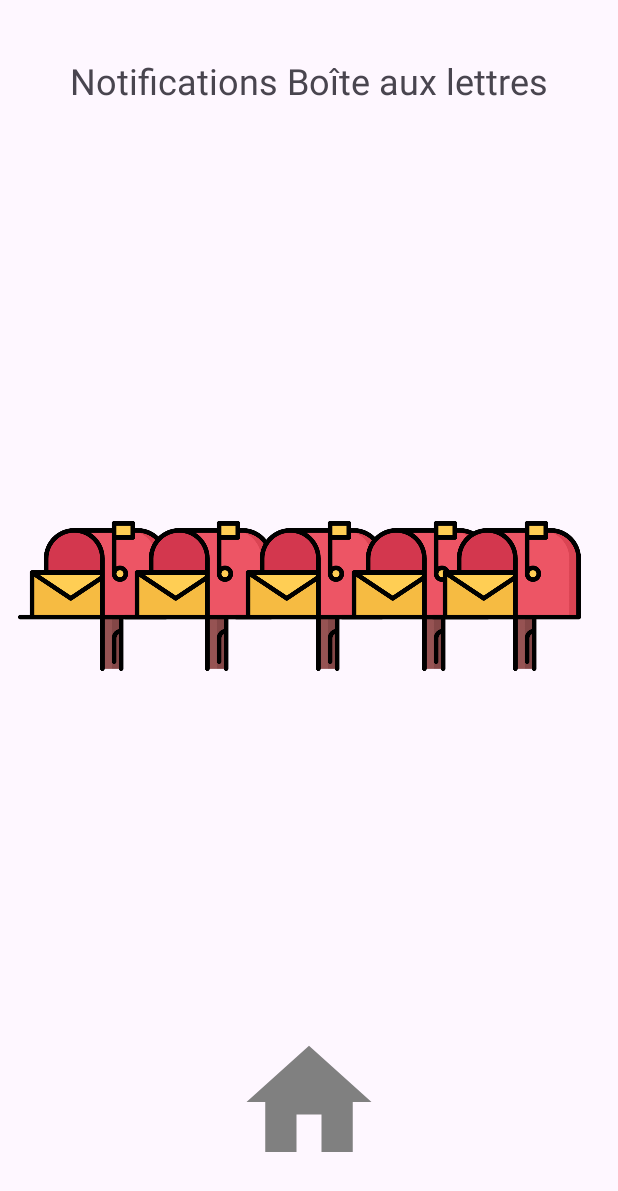
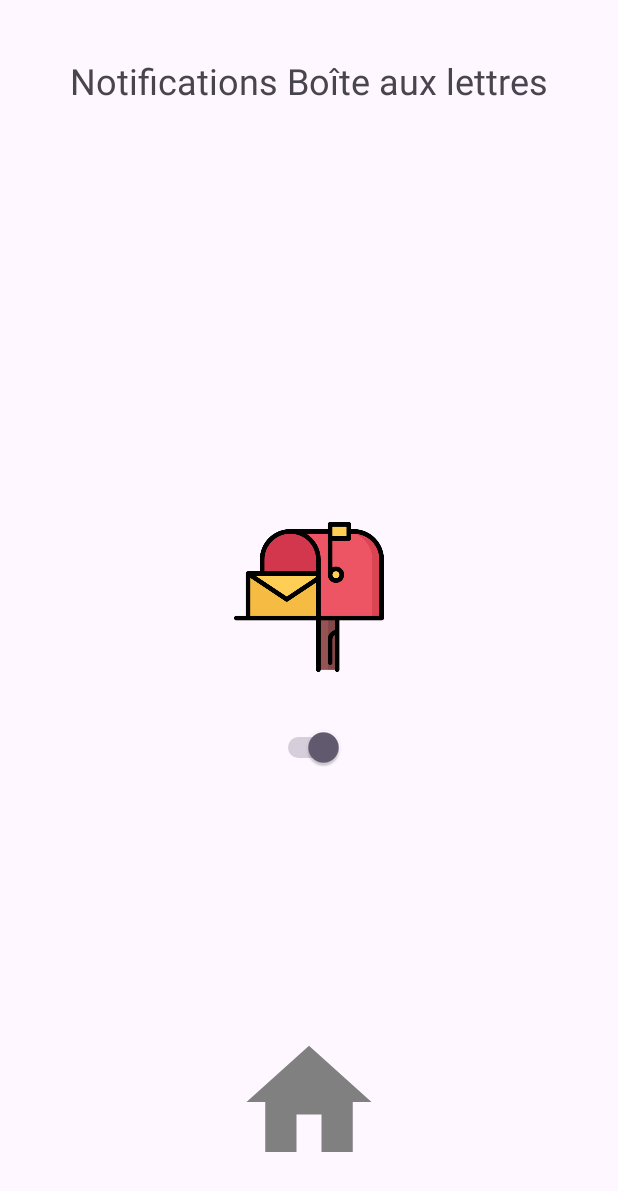
Before and after one commit to btssn-lasalle-84/domotifications-2024, an Android app: the screen it shows after launch (FenetreBoiteAuxLettres), after a tap on an icon or button, on a phone screen of 412 x 824 dp. Shown: the top 1191 px of the screen. Run offline under Robolectric (Android 15) with nearby library versions, the phone set to English and light mode, and no system bars.

Commit message:
DOMO24-28 Mise à jour du module Boite aux Lettres

```diff
--- a/domotifications-android/Domotifications/app/src/main/java/com/lasalle/domotifications/BaseDeDonnees.java
+++ b/domotifications-android/Domotifications/app/src/main/java/com/lasalle/domotifications/BaseDeDonnees.java
@@ -149,6 +149,36 @@ public class BaseDeDonnees extends SQLiteOpenHelper
     }
 
     /**
+     * @brief Renvoie un vecteur de Module contenant les boîtes
+     */
+    public Vector<Module> getBoites()
+    {
+        String requete =
+                "SELECT * FROM modules WHERE modules.idTypesModules='1' AND idDomotifications=" +
+                        ID_DOMOTIFICATIONS + ";";
+        Log.d(TAG, "getBoites() requete = " + requete);
+        Cursor         curseur      = sqlite.rawQuery(requete, null);
+        Vector<Module> listeModules = new Vector<Module>();
+        while(curseur.moveToNext())
+        {
+            String id     = curseur.getString(curseur.getColumnIndexOrThrow("id"));
+            String nom    = curseur.getString(curseur.getColumnIndexOrThrow("nom"));
+            String actif  = curseur.getString(curseur.getColumnIndexOrThrow("actif"));
+            String etat   = curseur.getString(curseur.getColumnIndexOrThrow("etat"));
+            Module module = new Module(Integer.parseInt(id),
+                    nom,
+                    Module.TypeModule.BoiteAuxLettres,
+                    (Integer.parseInt(actif) == 1 ? true : false),
+                    (Integer.parseInt(etat) == 1 ? true : false),
+                    baseDeDonnees);
+            listeModules.add(module);
+        }
+        curseur.close();
+
+        return listeModules;
+    }
+
+    /**
      * @brief Renvoie le nombre max de modules de type Poubelle
      */
     public int getNbMaxModulesPoubelles()
@@ -171,6 +201,29 @@ public class BaseDeDonnees extends SQLiteOpenHelper
     }
 
     /**
+     * @brief Renvoie le nombre max de modules de type Boîte
+     */
+    public int getNbMaxModulesBoites()
+    {
+        Log.d(TAG, "getNbMaxModulesBoites()");
+
+        Cursor curseur = sqlite.rawQuery(
+                "SELECT domotifications.nbBoitesAuxLettres FROM domotifications WHERE id=" + ID_DOMOTIFICATIONS +
+                        ";",
+                null);
+
+        int nbBoitesAuxLettres = 0;
+        if(curseur.moveToFirst())
+        {
+            nbBoitesAuxLettres = curseur.getInt(0);
+        }
+        curseur.close();
+
+        return nbBoitesAuxLettres;
+    }
+
+
+    /**
      * @brief Renvoie le nombre de modules installés de type Poubelle
      */
     public int getNbModulesPoubelles()
@@ -190,6 +243,28 @@ public class BaseDeDonnees extends SQLiteOpenHelper
         curseur.close();
 
         return nbPoubelles;
+    }
+
+    /**
+     * @brief Renvoie le nombre de modules installés de type Boîtes
+     */
+    public int getNbModulesBoites()
+    {
+        Log.d(TAG, "getNbModulesBoites()");
+
+        Cursor curseur = sqlite.rawQuery(
+                "SELECT COUNT(*) AS NbBoites FROM modules WHERE modules.idTypesModules='1' AND idDomotifications=" +
+                        ID_DOMOTIFICATIONS + ";",
+                null);
+
+        int nbBoitesAuxLettres = 0;
+        if(curseur.moveToFirst())
+        {
+            nbBoitesAuxLettres = curseur.getInt(0);
+        }
+        curseur.close();
+
+        return nbBoitesAuxLettres;
     }
 
     /**
--- a/domotifications-android/Domotifications/app/src/main/java/com/lasalle/domotifications/FenetreBoiteAuxLettres.java
+++ b/domotifications-android/Domotifications/app/src/main/java/com/lasalle/domotifications/FenetreBoiteAuxLettres.java
@@ -1,44 +1,109 @@
 package com.lasalle.domotifications;
 
+import android.app.NotificationManager;
+import android.app.PendingIntent;
+import android.content.Context;
 import android.content.Intent;
 import android.os.Bundle;
+import android.os.Handler;
+import android.os.Message;
 import android.util.Log;
 import android.view.View;
 import android.widget.ImageButton;
+import android.widget.ImageView;
+import android.widget.Switch;
+import android.widget.Toast;
 
 import androidx.activity.EdgeToEdge;
 import androidx.appcompat.app.AppCompatActivity;
+import androidx.core.app.NotificationCompat;
 import androidx.core.graphics.Insets;
 import androidx.core.view.ViewCompat;
 import androidx.core.view.WindowInsetsCompat;
 
 import com.lasalle.domotifications.R;
 
-public class FenetreBoiteAuxLettres extends AppCompatActivity
-{
+import org.json.JSONArray;
+import org.json.JSONException;
+import org.json.JSONObject;
+
+import java.util.Timer;
+import java.util.TimerTask;
+import java.util.Vector;
+
+public class FenetreBoiteAuxLettres extends AppCompatActivity {
     /**
      * Constantes
      */
     private static final String TAG = "_FenetreBoiteAuxLettres"; //!< TAG pour les logs
+    private static final String API_GET_BOITES = "/boites"; //!< Pour une requête GET
+    private static final String API_PATCH_BOITES = "/boites"; //!< Pour une requête GET
+    private static final int INTERVALLE = 1000; //!< Intervalle d'interrogation en ms
+
+    /**
+     * Attributs
+     */
+    private BaseDeDonnees baseDeDonnees;      //!< Association avec la base de donnees
+    private Vector<Module> modulesBoitesAuxLettres;   //!< Conteneur des modules boites aux Lettres
+    private int nbModulesBoitesAuxLettres; //!< le nombre de boites gérées
+    private int idNotification = 0; //!< Identifiant unique pour chaque notification
+    private Communication communication;      //!< Association avec la classe Communication
+    private Handler handler =
+            null; //!< Handler permettant la communication entre la classe Communication et l'activité
+    private Timer minuteur = null; //!< Pour gérer la récupération des états des modules boites aux lettres
+    private TimerTask tacheRecuperationEtats =
+            null; //!< Pour effectuer la récupération des états des modules boites aux lettres
+    private boolean erreurCommunication = false;
+
     /**
      * GUI
      */
+
+    public static final int[] IMAGE_BOITES = {
+            R.drawable.boite_aux_lettres,
+    }; //!< Id de l'image de la boîte au lettre dans les ressources Android
+
+    private ImageView[] imagesBoites; //!< Images des boites aux lettres
+    private ImageView[] imagesNotificationBoites; //!< Images des notifications des boites aux lettres
+
+    private Switch[] boutonsActivation; //!< Boutons d'activation/désactivation des modules
+    //!< boitesAuxLettres
+
     private ImageButton boutonAccueil;
 
     @Override
-    protected void onCreate(Bundle savedInstanceState)
-    {
+    protected void onCreate(Bundle savedInstanceState) {
         super.onCreate(savedInstanceState);
         Log.d(TAG, "onCreate()");
 
+
+        initialiserBaseDeDonnees();
+        initialiserModulesBoites();
         initialiserGUI();
+        initialiserHandler();
+        initialiserMinuteur();
+        initialiserCommunication();
+        recupererEtats();
+    }
+
+    private void initialiserBaseDeDonnees()
+    {
+        Log.d(TAG, "initialiserBaseDeDonnees()");
+        baseDeDonnees = BaseDeDonnees.getInstance(this);
+    }
+
+    private void initialiserModulesBoites()
+    {
+        Log.d(TAG, "initialiserModulesBoites()");
+        modulesBoitesAuxLettres   = baseDeDonnees.getBoites();
+        nbModulesBoitesAuxLettres = baseDeDonnees.getNbModulesBoites();
+        Log.d(TAG, "nbModulesPoubelles = " + nbModulesBoitesAuxLettres);
     }
 
     /**
      * @brief Initialise les ressources graphiques de l'activité
      */
-    private void initialiserGUI()
-    {
+    private void initialiserGUI() {
         // contenu bord à bord
         EdgeToEdge.enable(this);
         setContentView(R.layout.activity_menu_boite_aux_lettres);
@@ -48,13 +113,348 @@ public class FenetreBoiteAuxLettres extends AppCompatActivity
             return insets;
         });
 
-        boutonAccueil = (ImageButton)findViewById(R.id.boutonAccueil);
-        boutonAccueil.setOnClickListener(new View.OnClickListener() {
-            public void onClick(View v)
+        boutonAccueil = (ImageButton) findViewById(R.id.boutonAccueil);
+
+        imagesBoites = new ImageView[nbModulesBoitesAuxLettres];
+        imagesBoites[0] = (ImageView) findViewById(R.id.boiteAuxLettres0);
+
+        imagesNotificationBoites = new ImageView[nbModulesBoitesAuxLettres];
+        imagesNotificationBoites[0] = (ImageView) findViewById(R.id.notificationBoite0);
+
+        boutonsActivation = new Switch[nbModulesBoitesAuxLettres];
+        boutonsActivation[0] = (Switch) findViewById(R.id.activationBoite0);
+
+
+        for(int i = 0; i < nbModulesBoitesAuxLettres; ++i)
+        {
+            imagesBoites[i].setImageResource(IMAGE_BOITES[i]);
+            final int numeroBoite = i;
+            imagesNotificationBoites[i].setOnClickListener(new View.OnClickListener() {
+                @Override
+                public void onClick(View v)
+                {
+                    gererClicBoutonNotification(numeroBoite);
+                }
+            });
+            imagesBoites[i].setOnClickListener(new View.OnClickListener() {
+                @Override
+                public void onClick(View v)
+                {
+                    gererClicBoutonNotification(numeroBoite);
+                }
+            });
+        }
+
+        for(int i = 0; i < nbModulesBoitesAuxLettres; ++i)
+        {
+            imagesBoites[i].setVisibility(View.VISIBLE);
+            boutonsActivation[i].setVisibility(View.VISIBLE);
+        }
+
+        for(int i = 0; i < nbModulesBoitesAuxLettres; i++)
+        {
+            final int numeroBoite = i;
+            // initialise la GUI en fonction de l'état de notification
+            if(modulesBoitesAuxLettres.get(i).estNotifie())
             {
-                Log.d(TAG, "clic boutonAccueil");
-                finish();
+                imagesNotificationBoites[i].setVisibility(View.VISIBLE);
             }
-        });
+            else
+            {
+                imagesNotificationBoites[i].setVisibility(View.INVISIBLE);
+            }
+            // initialise la GUI en fonction de l'état d'activation
+            if(modulesBoitesAuxLettres.get(i).estActif())
+            {
+                boutonsActivation[i].setChecked(true);
+                imagesNotificationBoites[i].setEnabled(true);
+                imagesBoites[i].setEnabled(true);
+            }
+            else
+            {
+                boutonsActivation[i].setChecked(false);
+                imagesNotificationBoites[i].setEnabled(false);
+                imagesBoites[i].setEnabled(false);
+            }
+
+            boutonsActivation[i].setOnClickListener(new View.OnClickListener() {
+                @Override
+                public void onClick(View v) {
+                    gererClicBoutonActivation(numeroBoite);
+                }
+            });
+            boutonAccueil.setOnClickListener(new View.OnClickListener() {
+                public void onClick(View v) {
+                    Log.d(TAG, "clic boutonAccueil");
+                    finish();
+                }
+            });
+        }
+    }
+
+
+    private void initialiserHandler ()
+    {
+        Log.d(TAG, "initialiserHandler()");
+        this.handler = new Handler(this.getMainLooper()) {
+            @Override
+            public void handleMessage(Message message) {
+                // Log.d(TAG, "[Handler] message what = " + message.what);
+                // Log.d(TAG, "[Handler] message obj = " + message.obj.toString());
+
+                switch (message.what) {
+                    case Communication.CODE_HTTP_REPONSE_JSON:
+                        Log.d(TAG, "[Handler] REPONSE JSON");
+                        traiterReponseJSON(message.obj.toString());
+                        erreurCommunication = false;
+                        break;
+                    case Communication.CODE_HTTP_REPONSE_PATCH:
+                        Log.d(TAG, "[Handler] REPONSE PATCH");
+                        traiterReponseJSON(message.obj.toString());
+                        enregistrerAcquittementNotification(message.obj.toString());
+                        erreurCommunication = false;
+                        break;
+                    case Communication.CODE_HTTP_ERREUR:
+                        Log.d(TAG, "[Handler] ERREUR HTTP");
+                        if (erreurCommunication == false) {
+                            afficherErreur("Impossible de communiquer avec la station !");
+                            erreurCommunication = true;
+                        }
+                        break;
+                }
+            }
+        };
+    }
+
+    private void initialiserMinuteur()
+    {
+        Log.d(TAG, "initialiserMinuteur()");
+        minuteur = new Timer();
+    }
+
+    private void initialiserCommunication()
+    {
+        Log.d(TAG, "initialiserCommunication()");
+        // On récupère l'URL de la station dans la base de données
+        // communication = Communication.getInstance(this);
+        // ou on indique l'adresse de la station :
+        communication = Communication.getInstance(Communication.ADRESSE_IP_STATION, this);
+    }
+
+    private void gererClicBoutonNotification(int numeroBoite)
+    {
+        if (modulesBoitesAuxLettres.get(numeroBoite) == null) {
+            Log.e(TAG, "Aucune boîte aux lettres !");
+            return;
+        }
+        Log.d(TAG,
+                "gererClicBoutonNotification() numeroBoite = " + numeroBoite +
+                        " idBoite = " + modulesBoitesAuxLettres.get(numeroBoite).getIdModule() +
+                        " notification = " + modulesBoitesAuxLettres.get(numeroBoite).estNotifie() +
+                        " activation = " + modulesBoitesAuxLettres.get(numeroBoite).estActif());
+
+        if (modulesBoitesAuxLettres.get(numeroBoite).estActif()) {
+            if (modulesBoitesAuxLettres.get(numeroBoite).estNotifie()) {
+                /*
+                Exemple :
+                $ curl --location 'http://station-lumineuse.local:80/boites/1' --request PATCH
+                --header 'Content-Type: application/json' --data '{"idBoite": "1","etat": false}'
+                */
+                String api =
+                        API_PATCH_BOITES + "/" + modulesBoitesAuxLettres.get(numeroBoite).getIdModule();
+                String json = "{\"idBoite\": \"" +
+                        modulesBoitesAuxLettres.get(numeroBoite).getIdModule() +
+                        "\",\"etat\": false}";
+                communication.emettreRequetePATCH(api, json, handler);
+            }
+        }
+    }
+
+    private void gererClicBoutonActivation (int numeroBoite)
+    {
+        if (modulesBoitesAuxLettres.get(numeroBoite) == null) {
+            Log.e(TAG, "Aucune boîte aux lettres !");
+            return;
+        }
+        Log.d(TAG,
+                "gererClicBoutonActivation() numeroBoite = " + numeroBoite +
+                        " activation = " + boutonsActivation[numeroBoite].isChecked());
+
+        modulesBoitesAuxLettres.get(numeroBoite)
+                .setActif(boutonsActivation[numeroBoite].isChecked());
+
+        if (modulesBoitesAuxLettres.get(numeroBoite).estActif()) {
+            imagesBoites[numeroBoite].setEnabled(true);
+            imagesNotificationBoites[numeroBoite].setEnabled(true);
+        } else {
+            imagesBoites[numeroBoite].setEnabled(false);
+            imagesNotificationBoites[numeroBoite].setEnabled(false);
+        }
+    }
+
+    private void recupererEtats ()
+    {
+        Log.d(TAG, "recupererEtats()");
+        tacheRecuperationEtats = new TimerTask() {
+            public void run() {
+                communication.emettreRequeteGET(API_GET_BOITES, handler);
+            }
+        };
+
+        // toutes les secondes (en attente de l'implémentation de la websocket)
+        minuteur.schedule(tacheRecuperationEtats, INTERVALLE, INTERVALLE);
+    }
+
+    public void traiterReponseJSON (String reponse)
+    {
+        Log.d(TAG, "traiterReponseJSON() reponse = " + reponse);
+        /*
+            Exemple de réponsee : pour la requête GET /boites
+            body =
+            [
+                {"idBoite":1,"couleur":"rouge","etat":false,"actif":true},
+                {"idBoite":2,"couleur":"jaune","etat":false,"actif":true},
+                {"idBoite":3,"couleur":"bleu","etat":false,"actif":true},
+                {"idBoite":4,"couleur":"gris","etat":false,"actif":true},
+            ]
+        */
+        JSONArray json = null;
+
+        try {
+            json = new JSONArray(reponse);
+            for (int i = 0; i < json.length(); ++i) {
+                JSONObject boiteAuxLettres = json.getJSONObject(i);
+                int idBoite = boiteAuxLettres.getInt("idBoite");
+                String couleur = boiteAuxLettres.getString("couleur");
+                Boolean etat = boiteAuxLettres.getBoolean("etat");
+                Boolean actif = boiteAuxLettres.getBoolean("actif");
+                Log.d(TAG,
+                        "traiterReponseJSON() idBoite = " + idBoite + " couleur = " + couleur +
+                                " etat = " + etat + " actif = " + actif);
+                for (int j = 0; j < modulesBoitesAuxLettres.size(); ++j) {
+                    Module module = modulesBoitesAuxLettres.get(j);
+                    if (module.getIdModule() == idBoite &&
+                            module.getTypeModule() == Module.TypeModule.BoiteAuxLettres) {
+                        module.setCouleur(couleur);
+                        module.setActif(actif);
+                        module.setEtatNotification(etat);
+                        mettreAJourModule(j);
+                        break;
+                    }
+                }
+            }
+        } catch (JSONException e) {
+            e.printStackTrace();
+        }
+    }
+
+    public void enregistrerAcquittementNotification (String reponse)
+    {
+        Log.d(TAG, "enregistrerAcquittementNotification() reponse = " + reponse);
+        /*
+            Exemple de réponsee : pour la requête PATCH /boites/1
+            body =
+            [
+                {"idBoite":1,"couleur":"rouge","etat":false,"actif":true}
+            ]
+        */
+        JSONArray json = null;
+
+        try {
+            json = new JSONArray(reponse);
+            if (json.length() > 0) {
+                JSONObject boitesAuxLettres = json.getJSONObject(0);
+                int idBoite = boitesAuxLettres.getInt("idBoite");
+                String couleur = boitesAuxLettres.getString("couleur");
+                Boolean etat = boitesAuxLettres.getBoolean("etat");
+                Boolean actif = boitesAuxLettres.getBoolean("actif");
+                Log.d(TAG,
+                        "enregistrerAcquittementNotification() idBoitesAuxLettres = " + idBoite +
+                                " couleur = " + couleur + " etat = " + etat + " actif = " + actif);
+                for (int i = 0; i < modulesBoitesAuxLettres.size(); ++i) {
+                    Module module = modulesBoitesAuxLettres.get(i);
+                    if (module.getIdModule() == idBoite &&
+                            module.getTypeModule() == Module.TypeModule.BoiteAuxLettres) {
+                        baseDeDonnees.enregistrerAcquittementNotification(module.getIdModule(),
+                                module.getTypeModule().ordinal(),
+                                true);
+                        break;
+                    }
+                }
+            }
+        } catch (JSONException e) {
+            e.printStackTrace();
+        }
+    }
+
+    private void mettreAJourModule ( int numeroBoite)
+    {
+        if (modulesBoitesAuxLettres.get(numeroBoite) == null) {
+            Log.e(TAG, "Aucune boite");
+            return;
+        }
+
+        Module module = modulesBoitesAuxLettres.get(numeroBoite);
+
+        if (module.estActif()) {
+            if (module.estNotifie()) {
+                imagesNotificationBoites[numeroBoite].setVisibility(View.VISIBLE);
+
+                // On signale une notification sur la tablette Android
+                creerNotification("Le module " + module.getNomModule() + " a une notification.");
+            } else {
+                imagesNotificationBoites[numeroBoite].setVisibility(View.INVISIBLE);
+            }
+
+            boutonsActivation[numeroBoite].setChecked(true);
+            imagesNotificationBoites[numeroBoite].setEnabled(true);
+            imagesBoites[numeroBoite].setEnabled(true);
+
+            // Toast.makeText(getApplicationContext(), "Module activé", Toast.LENGTH_SHORT).show();
+        } else {
+            boutonsActivation[numeroBoite].setChecked(false);
+            imagesNotificationBoites[numeroBoite].setEnabled(false);
+            imagesBoites[numeroBoite].setEnabled(false);
+
+            // Toast.makeText(getApplicationContext(), "Module désactivé",
+            // Toast.LENGTH_SHORT).show();
+        }
+    }
+
+    private void creerNotification (String message)
+    {
+        NotificationManager notificationManager =
+                (NotificationManager) getSystemService(Context.NOTIFICATION_SERVICE);
+
+        String titreNotification = getNomApplication(getApplicationContext());
+        String texteNotification = message;
+
+        NotificationCompat.Builder notification = new NotificationCompat.Builder(this)
+                .setSmallIcon(R.mipmap.ic_launcher)
+                .setContentTitle(titreNotification)
+                .setContentText(texteNotification);
+
+        // On pourrait ici crée une autre activité
+        PendingIntent pendingIntent =
+                PendingIntent.getActivity(this, 0, new Intent(), PendingIntent.FLAG_UPDATE_CURRENT);
+
+        notification.setContentIntent(pendingIntent);
+
+        notification.setAutoCancel(true);
+
+        notification.setVibrate(new long[]{0, 200, 100, 200, 100, 200});
+
+        notificationManager.notify(idNotification++, notification.build());
+    }
+
+    public static String getNomApplication (Context context)
+    {
+        int stringId = context.getApplicationInfo().labelRes;
+        return context.getString(stringId);
+    }
+
+    private void afficherErreur (String message)
+    {
+        Toast.makeText(getApplicationContext(), message, Toast.LENGTH_SHORT).show();
     }
 }
--- a/domotifications-android/Domotifications/app/src/main/java/com/lasalle/domotifications/FenetrePoubelle.java
+++ b/domotifications-android/Domotifications/app/src/main/java/com/lasalle/domotifications/FenetrePoubelle.java
@@ -147,7 +147,7 @@ public class FenetrePoubelle extends AppCompatActivity
         boutonsActivation[3] = (Switch)findViewById(R.id.activationPoubelle3);
         boutonsActivation[4] = (Switch)findViewById(R.id.activationPoubelle4);
 
-        for(int i = 0; i < NB_COULEURS_POUBELLE; ++i)
+        for(int i = 0; i < nbModulesPoubelles; ++i)
         {
             imagesPoubelles[i].setImageResource(IMAGES_POUBELLES[i]);
             final int numeroPoubelle = i;
--- a/domotifications-android/Domotifications/app/src/main/res/layout/activity_menu_boite_aux_lettres.xml
+++ b/domotifications-android/Domotifications/app/src/main/res/layout/activity_menu_boite_aux_lettres.xml
@@ -42,57 +42,31 @@
         android:layout_height="100dp"
         app:layout_constraintBottom_toBottomOf="parent"
         app:layout_constraintEnd_toEndOf="parent"
-        app:layout_constraintHorizontal_bias="0.039"
         app:layout_constraintStart_toStartOf="parent"
         app:layout_constraintTop_toTopOf="parent"
-        app:layout_constraintVertical_bias="0.48"
+        app:layout_constraintVertical_bias="0.481"
         app:srcCompat="@drawable/boite_aux_lettres" />
 
-    <ImageView
-        android:id="@+id/boiteAuxLettres1"
-        android:layout_width="100dp"
-        android:layout_height="100dp"
+    <Switch
+        android:id="@+id/activationBoite0"
+        android:layout_width="wrap_content"
+        android:layout_height="wrap_content"
         app:layout_constraintBottom_toBottomOf="parent"
         app:layout_constraintEnd_toEndOf="parent"
-        app:layout_constraintHorizontal_bias="0.262"
+        app:layout_constraintHorizontal_bias="0.498"
         app:layout_constraintStart_toStartOf="parent"
         app:layout_constraintTop_toTopOf="parent"
-        app:layout_constraintVertical_bias="0.48"
-        app:srcCompat="@drawable/boite_aux_lettres" />
+        app:layout_constraintVertical_bias="0.608" />
 
     <ImageView
-        android:id="@+id/boiteAuxLettres2"
-        android:layout_width="100dp"
-        android:layout_height="100dp"
+        android:id="@+id/notificationBoite0"
+        android:layout_width="45dp"
+        android:layout_height="45dp"
         app:layout_constraintBottom_toBottomOf="parent"
         app:layout_constraintEnd_toEndOf="parent"
         app:layout_constraintStart_toStartOf="parent"
         app:layout_constraintTop_toTopOf="parent"
-        app:layout_constraintVertical_bias="0.48"
-        app:srcCompat="@drawable/boite_aux_lettres" />
-
-    <ImageView
-        android:id="@+id/boiteAuxLettres3"
-        android:layout_width="100dp"
-        android:layout_height="100dp"
-        app:layout_constraintBottom_toBottomOf="parent"
-        app:layout_constraintEnd_toEndOf="parent"
-        app:layout_constraintHorizontal_bias="0.726"
-        app:layout_constraintStart_toStartOf="parent"
-        app:layout_constraintTop_toTopOf="parent"
-        app:layout_constraintVertical_bias="0.48"
-        app:srcCompat="@drawable/boite_aux_lettres" />
-
-    <ImageView
-        android:id="@+id/boiteAuxLettres4"
-        android:layout_width="100dp"
-        android:layout_height="100dp"
-        app:layout_constraintBottom_toBottomOf="parent"
-        app:layout_constraintEnd_toEndOf="parent"
-        app:layout_constraintHorizontal_bias="0.922"
-        app:layout_constraintStart_toStartOf="parent"
-        app:layout_constraintTop_toTopOf="parent"
-        app:layout_constraintVertical_bias="0.48"
-        app:srcCompat="@drawable/boite_aux_lettres" />
+        app:layout_constraintVertical_bias="0.323"
+        app:srcCompat="@drawable/cloche" />
 
 </androidx.constraintlayout.widget.ConstraintLayout>
```
